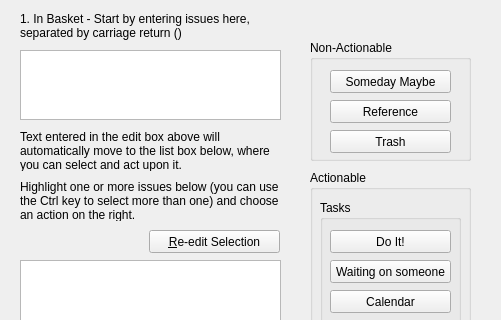
Old version of the form qt/qt_test001/inbasketform.ui in the repository fsziegler/GTD-Kanban; both pictures show x 0 to 501 and y 0 to 320 of the 501 by 480 pixel window.
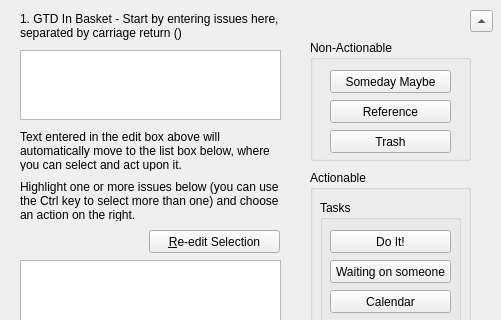
New version of the form.

What changed in the file:
```diff
--- a/qt/qt_test001/inbasketform.ui
+++ b/qt/qt_test001/inbasketform.ui
@@ -24,12 +24,12 @@
     <rect>
      <x>20</x>
      <y>10</y>
-     <width>251</width>
+     <width>261</width>
      <height>31</height>
     </rect>
    </property>
    <property name="text">
-    <string>1. In Basket - Start by entering issues here, separated by carriage return (&lt;Enter&gt;)</string>
+    <string>1. GTD In Basket - Start by entering issues here, separated by carriage return (&lt;Enter&gt;)</string>
    </property>
    <property name="wordWrap">
     <bool>true</bool>
@@ -311,6 +311,22 @@
     <string>Projects</string>
    </property>
   </widget>
+  <widget class="QToolButton" name="gtdMinMaxButton">
+   <property name="geometry">
+    <rect>
+     <x>470</x>
+     <y>10</y>
+     <width>23</width>
+     <height>22</height>
+    </rect>
+   </property>
+   <property name="text">
+    <string>...</string>
+   </property>
+   <property name="arrowType">
+    <enum>Qt::UpArrow</enum>
+   </property>
+  </widget>
   <zorder>groupBox</zorder>
   <zorder>ProjectsGroupBox</zorder>
   <zorder>groupBox_2</zorder>
```
Left out of the diff: 4 changed lines with no effect on the pictures.
